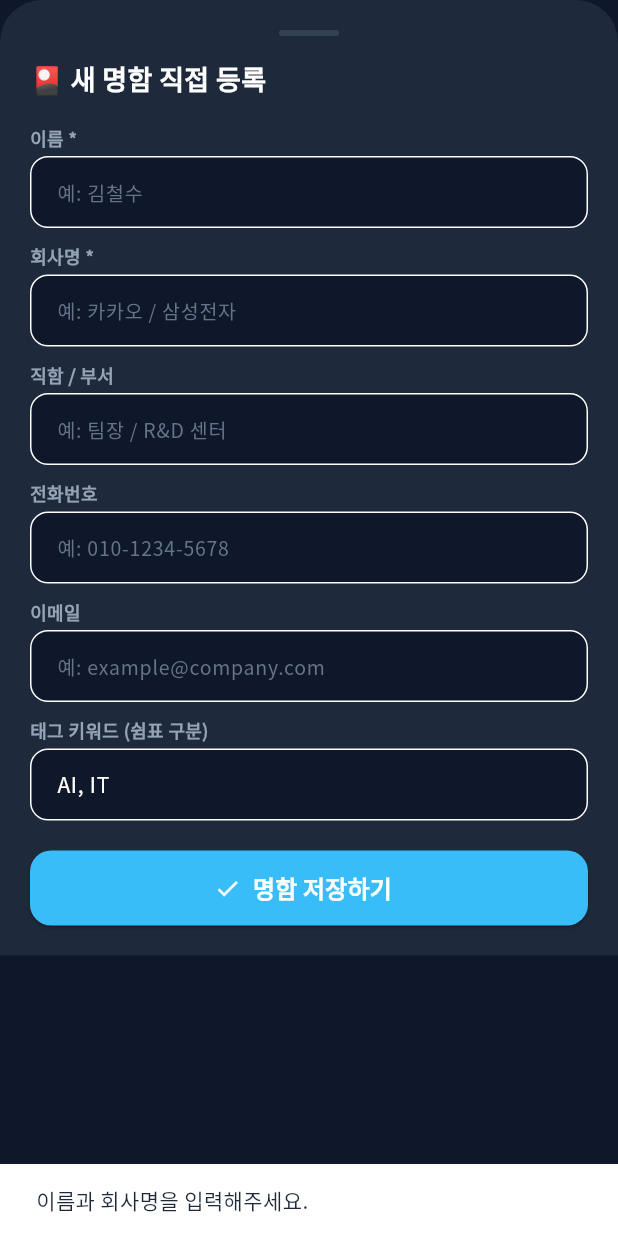
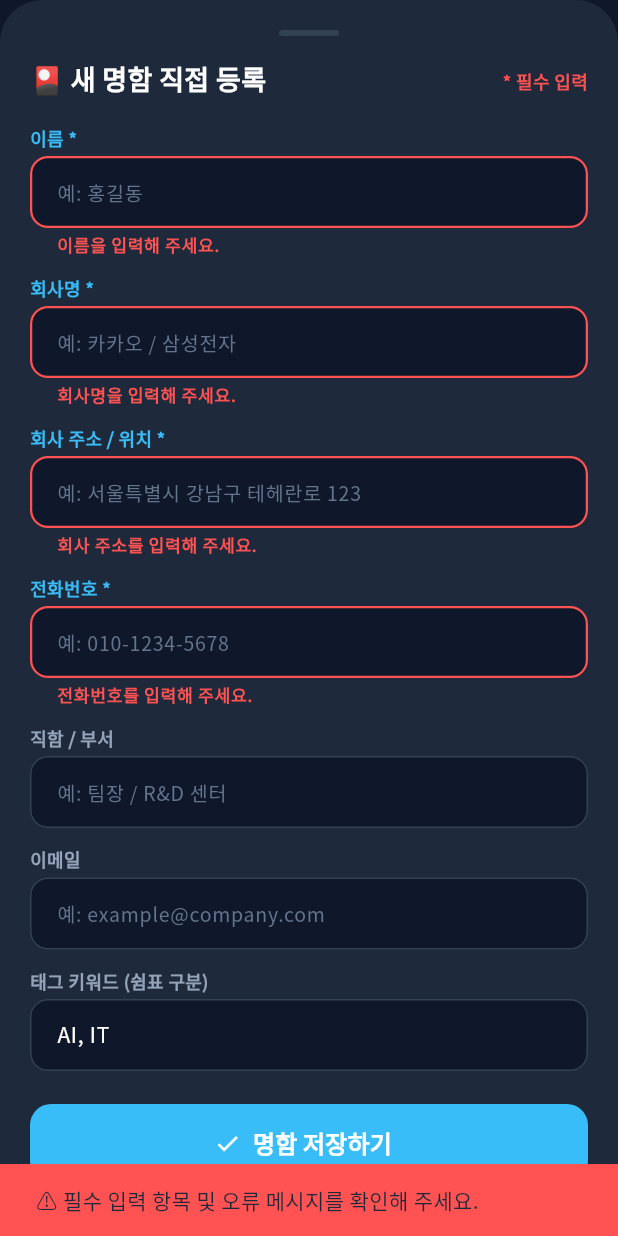
Before and after one commit to globe2030-git/connection-trace-ai-v2-flutter, a Flutter app: the AddCardModalView widget shown alone on an empty page, opened directly, after a tap on "명함 저장하기", on a phone screen of 412 x 824 dp. Run offline on Flutter 3.47's test engine with Material 3 defaults, Android fonts, the phone set to English and light mode, and no system bars; our stand-ins replace google_fonts.

Commit message:
feat: add required address field and real-time input validation watcher to AddCardModalView

```diff
--- a/lib/data/models/contact_model.dart
+++ b/lib/data/models/contact_model.dart
@@ -7,6 +7,7 @@ class ContactModel {
   final String title;
   final String phone;
   final String email;
+  final String? address;
   final GeoPosition? geo;
   final List<String> tags;
   final List<String> talkingPoints;
@@ -20,6 +21,7 @@ class ContactModel {
     required this.title,
     required this.phone,
     required this.email,
+    this.address,
     this.geo,
     required this.tags,
     required this.talkingPoints,
@@ -34,6 +36,7 @@ class ContactModel {
     String? title,
     String? phone,
     String? email,
+    String? address,
     GeoPosition? geo,
     List<String>? tags,
     List<String>? talkingPoints,
@@ -47,6 +50,7 @@ class ContactModel {
       title: title ?? this.title,
       phone: phone ?? this.phone,
       email: email ?? this.email,
+      address: address ?? this.address,
       geo: geo ?? this.geo,
       tags: tags ?? this.tags,
       talkingPoints: talkingPoints ?? this.talkingPoints,
--- a/lib/presentation/features/wallet/views/add_card_modal_view.dart
+++ b/lib/presentation/features/wallet/views/add_card_modal_view.dart
@@ -13,9 +13,12 @@ class AddCardModalView extends StatefulWidget {
 }
 
 class _AddCardModalViewState extends State<AddCardModalView> {
+  final _formKey = GlobalKey<FormState>();
+
   final _nameController = TextEditingController();
   final _companyController = TextEditingController();
   final _titleController = TextEditingController();
+  final _addressController = TextEditingController();
   final _phoneController = TextEditingController();
   final _emailController = TextEditingController();
   final _tagsController = TextEditingController(text: 'AI, IT');
@@ -25,6 +28,7 @@ class _AddCardModalViewState extends State<AddCardModalView> {
     _nameController.dispose();
     _companyController.dispose();
     _titleController.dispose();
+    _addressController.dispose();
     _phoneController.dispose();
     _emailController.dispose();
     _tagsController.dispose();
@@ -32,9 +36,12 @@ class _AddCardModalViewState extends State<AddCardModalView> {
   }
 
   void _saveCard() {
-    if (_nameController.text.trim().isEmpty || _companyController.text.trim().isEmpty) {
+    if (!_formKey.currentState!.validate()) {
       ScaffoldMessenger.of(context).showSnackBar(
-        const SnackBar(content: Text('이름과 회사명을 입력해주세요.')),
+        const SnackBar(
+          content: Text('⚠️ 필수 입력 항목 및 오류 메시지를 확인해 주세요.'),
+          backgroundColor: Colors.redAccent,
+        ),
       );
       return;
     }
@@ -50,10 +57,11 @@ class _AddCardModalViewState extends State<AddCardModalView> {
       name: _nameController.text.trim(),
       company: _companyController.text.trim(),
       title: _titleController.text.trim().isEmpty ? '담당자' : _titleController.text.trim(),
-      phone: _phoneController.text.trim().isEmpty ? '010-0000-0000' : _phoneController.text.trim(),
+      address: _addressController.text.trim(),
+      phone: _phoneController.text.trim(),
       email: _emailController.text.trim(),
       tags: tags.isEmpty ? ['신규'] : tags,
-      geo: const GeoPosition(lat: 37.4979, lng: 127.0276), // Default location
+      geo: const GeoPosition(lat: 37.4979, lng: 127.0276),
       talkingPoints: [
         '최근 프로젝트 진행 상황 공유하기',
         '다음 비즈니스 미팅 일정 제안하기',
@@ -65,7 +73,10 @@ class _AddCardModalViewState extends State<AddCardModalView> {
     Navigator.pop(context);
 
     ScaffoldMessenger.of(context).showSnackBar(
-      SnackBar(content: Text('${newContact.name} 님의 명함이 등록되었습니다!')),
+      SnackBar(
+        content: Text('🎉 ${newContact.name} 님의 명함이 등록되었습니다!'),
+        backgroundColor: AppColors.accentSky,
+      ),
     );
   }
 
@@ -84,6 +95,9 @@ class _AddCardModalViewState extends State<AddCardModalView> {
       ),
       child: SafeArea(
         child: SingleChildScrollView(
+          child: Form(
+            key: _formKey,
+            autovalidateMode: AutovalidateMode.onUserInteraction,
             child: Column(
               mainAxisSize: MainAxisSize.min,
               crossAxisAlignment: CrossAxisAlignment.start,
@@ -100,28 +114,116 @@ class _AddCardModalViewState extends State<AddCardModalView> {
                 ),
                 const SizedBox(height: 16),
 
-              const Text(
+                Row(
+                  mainAxisAlignment: MainAxisAlignment.spaceBetween,
+                  children: const [
+                    Text(
                       '🎴 새 명함 직접 등록',
                       style: TextStyle(fontSize: 18, fontWeight: FontWeight.bold, color: AppColors.textPrimary),
                     ),
+                    Text(
+                      '* 필수 입력',
+                      style: TextStyle(fontSize: 12, color: Colors.redAccent, fontWeight: FontWeight.w600),
+                    )
+                  ],
+                ),
                 const SizedBox(height: 16),
 
-              _buildTextField(_nameController, '이름 *', '예: 김철수'),
-              const SizedBox(height: 10),
-              _buildTextField(_companyController, '회사명 *', '예: 카카오 / 삼성전자'),
-              const SizedBox(height: 10),
-              _buildTextField(_titleController, '직함 / 부서', '예: 팀장 / R&D 센터'),
-              const SizedBox(height: 10),
-              _buildTextField(_phoneController, '전화번호', '예: 010-1234-5678', keyboardType: TextInputType.phone),
-              const SizedBox(height: 10),
-              _buildTextField(_emailController, '이메일', '예: example@company.com', keyboardType: TextInputType.emailAddress),
-              const SizedBox(height: 10),
-              _buildTextField(_tagsController, '태그 키워드 (쉼표 구분)', '예: AI, 바이오, C-Level'),
-              const SizedBox(height: 20),
+                // 1. 이름 (필수)
+                _buildFormField(
+                  controller: _nameController,
+                  label: '이름 *',
+                  hint: '예: 홍길동',
+                  validator: (val) {
+                    if (val == null || val.trim().isEmpty) {
+                      return '이름을 입력해 주세요.';
+                    }
+                    return null;
+                  },
+                ),
+                const SizedBox(height: 12),
+
+                // 2. 회사명 (필수)
+                _buildFormField(
+                  controller: _companyController,
+                  label: '회사명 *',
+                  hint: '예: 카카오 / 삼성전자',
+                  validator: (val) {
+                    if (val == null || val.trim().isEmpty) {
+                      return '회사명을 입력해 주세요.';
+                    }
+                    return null;
+                  },
+                ),
+                const SizedBox(height: 12),
+
+                // 3. 회사 주소 (필수 추가됨!)
+                _buildFormField(
+                  controller: _addressController,
+                  label: '회사 주소 / 위치 *',
+                  hint: '예: 서울특별시 강남구 테헤란로 123',
+                  validator: (val) {
+                    if (val == null || val.trim().isEmpty) {
+                      return '회사 주소를 입력해 주세요.';
+                    }
+                    return null;
+                  },
+                ),
+                const SizedBox(height: 12),
+
+                // 4. 전화번호 (필수 + 실시간 형식 감시)
+                _buildFormField(
+                  controller: _phoneController,
+                  label: '전화번호 *',
+                  hint: '예: 010-1234-5678',
+                  keyboardType: TextInputType.phone,
+                  validator: (val) {
+                    if (val == null || val.trim().isEmpty) {
+                      return '전화번호를 입력해 주세요.';
+                    }
+                    final phoneRegExp = RegExp(r'^\d{2,3}-\d{3,4}-\d{4}$');
+                    if (!phoneRegExp.hasMatch(val.trim())) {
+                      return '올바른 전화번호 형식(예: 010-1234-5678)으로 입력해 주세요.';
+                    }
+                    return null;
+                  },
+                ),
+                const SizedBox(height: 12),
+
+                // 5. 직함 / 부서 (선택)
+                _buildFormField(
+                  controller: _titleController,
+                  label: '직함 / 부서',
+                  hint: '예: 팀장 / R&D 센터',
+                ),
+                const SizedBox(height: 12),
+
+                // 6. 이메일 (선택 + 형 감시)
+                _buildFormField(
+                  controller: _emailController,
+                  label: '이메일',
+                  hint: '예: example@company.com',
+                  keyboardType: TextInputType.emailAddress,
+                  validator: (val) {
+                    if (val != null && val.isNotEmpty && !val.contains('@')) {
+                      return '올바른 이메일 형식을 입력해 주세요.';
+                    }
+                    return null;
+                  },
+                ),
+                const SizedBox(height: 12),
+
+                // 7. 태그 키워드
+                _buildFormField(
+                  controller: _tagsController,
+                  label: '태그 키워드 (쉼표 구분)',
+                  hint: '예: AI, 바이오, C-Level',
+                ),
+                const SizedBox(height: 22),
 
                 SizedBox(
                   width: double.infinity,
-                height: 50,
+                  height: 52,
                   child: ElevatedButton.icon(
                     onPressed: _saveCard,
                     icon: const Icon(Icons.check, color: Colors.white),
@@ -136,33 +238,56 @@ class _AddCardModalViewState extends State<AddCardModalView> {
             ),
           ),
         ),
+      ),
     );
   }
 
-  Widget _buildTextField(
-    TextEditingController controller,
-    String label,
-    String hint, {
+  Widget _buildFormField({
+    required TextEditingController controller,
+    required String label,
+    required String hint,
     TextInputType keyboardType = TextInputType.text,
+    String? Function(String?)? validator,
   }) {
     return Column(
       crossAxisAlignment: CrossAxisAlignment.start,
       children: [
-        Text(label, style: const TextStyle(fontSize: 12, fontWeight: FontWeight.bold, color: AppColors.textSecondary)),
+        Text(
+          label,
+          style: TextStyle(
+            fontSize: 12,
+            fontWeight: FontWeight.bold,
+            color: label.contains('*') ? AppColors.accentSky : AppColors.textSecondary,
+          ),
+        ),
         const SizedBox(height: 4),
-        TextField(
+        TextFormField(
           controller: controller,
           keyboardType: keyboardType,
+          validator: validator,
           style: const TextStyle(color: AppColors.textPrimary, fontSize: 14),
           decoration: InputDecoration(
             hintText: hint,
             hintStyle: const TextStyle(color: AppColors.textMuted, fontSize: 13),
             filled: true,
             fillColor: AppColors.bgDarkSlate,
-            contentPadding: const EdgeInsets.symmetric(horizontal: 14, vertical: 10),
+            contentPadding: const EdgeInsets.symmetric(horizontal: 14, vertical: 12),
+            errorStyle: const TextStyle(color: Colors.redAccent, fontSize: 11.5, fontWeight: FontWeight.bold),
             border: OutlineInputBorder(
               borderRadius: BorderRadius.circular(12),
               borderSide: const BorderSide(color: AppColors.borderDark),
+            ),
+            enabledBorder: OutlineInputBorder(
+              borderRadius: BorderRadius.circular(12),
+              borderSide: const BorderSide(color: AppColors.borderDark),
+            ),
+            focusedBorder: OutlineInputBorder(
+              borderRadius: BorderRadius.circular(12),
+              borderSide: const BorderSide(color: AppColors.accentSky, width: 1.5),
+            ),
+            errorBorder: OutlineInputBorder(
+              borderRadius: BorderRadius.circular(12),
+              borderSide: const BorderSide(color: Colors.redAccent, width: 1.5),
             ),
           ),
         ),
```
Lines whose indentation alone changed are shown as unchanged.
